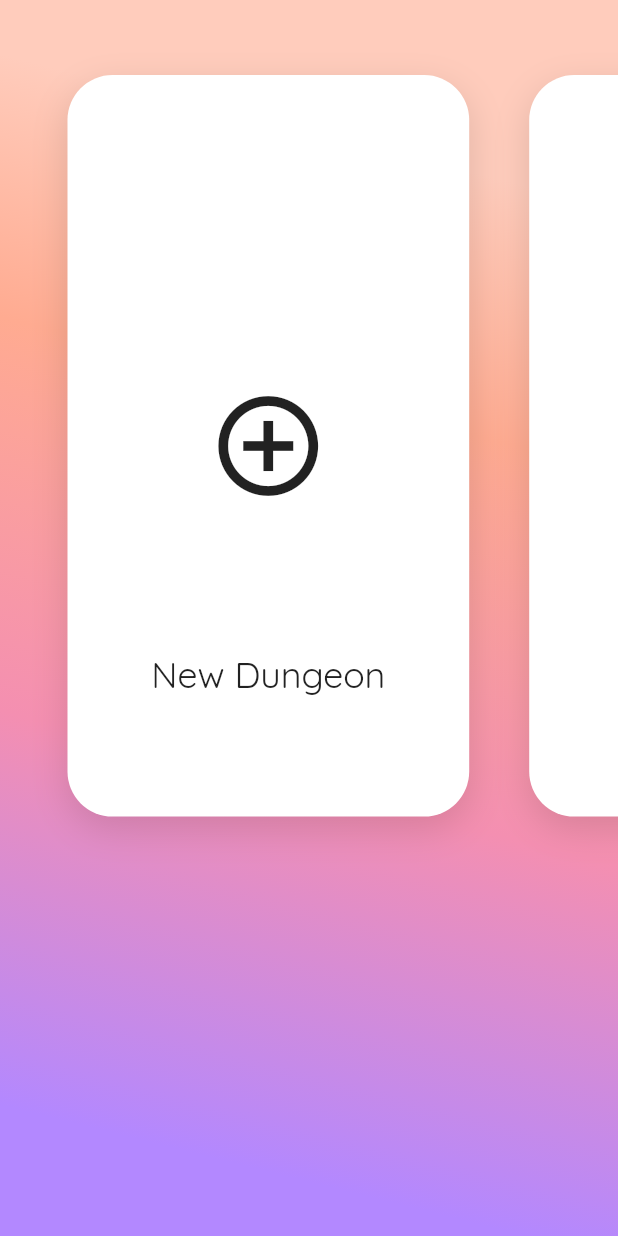
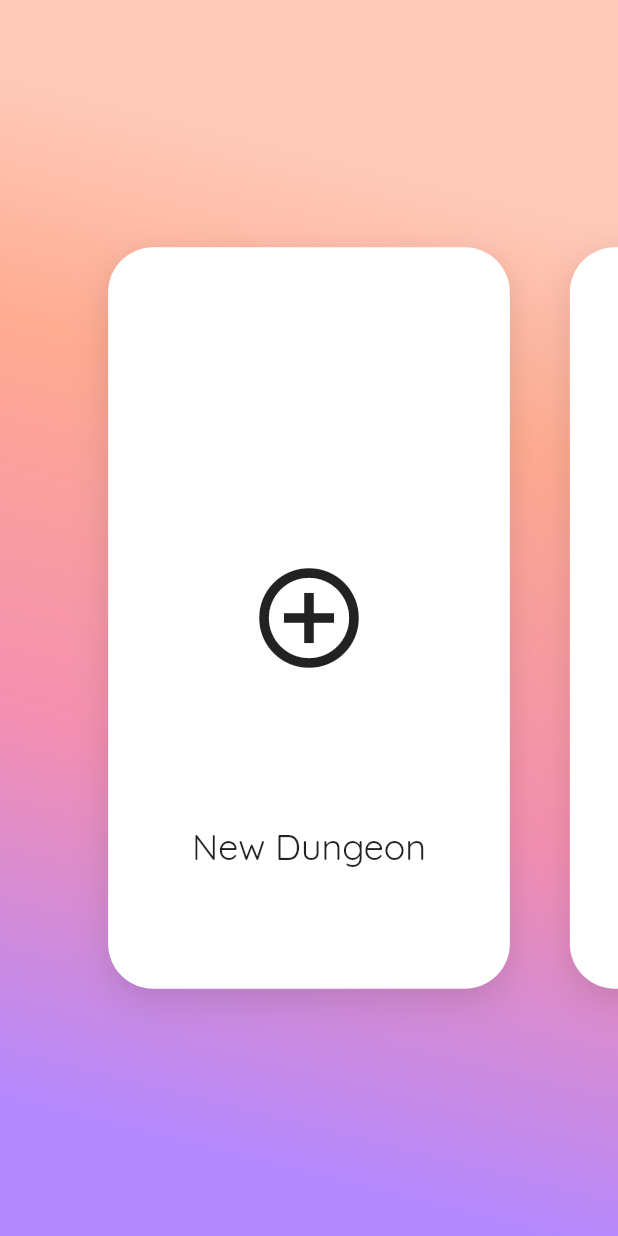
Before and after one commit to naunow/RandomDungeonGenerator, a Flutter app: the screen it shows after launch, on a phone screen of 412 x 824 dp. Run offline on Flutter 3.47's test engine with Material 2 defaults, Android fonts, the phone set to English and light mode, and no system bars.

```diff
--- a/lib/common_style.dart
+++ b/lib/common_style.dart
@@ -5,6 +5,10 @@ const kGradient = [Color(0xFFFFCCBC), Color(0xFFFFAB91), Color(0xFFF48FB1), Colo
 const kMainColor = Color(0xFFB388FF);
 const kBodyTextColor = Color(0xFF303030);
 final kShadowColor = Color(0xFF000000).withOpacity(.12);
+
+/// Stages
+const String stageCorners = 'corners';
+const String stageSingleCorners = "singleCorners";
 
 /// Label Text
 class LabelContainer extends StatelessWidget {
--- a/lib/main.dart
+++ b/lib/main.dart
@@ -1,9 +1,6 @@
 import 'package:flutter/material.dart';
 import 'package:flutter/rendering.dart';
-import 'package:randomdungeongenerator/dungeon.dart';
-import 'package:randomdungeongenerator/widget/dungeon_card.dart';
-import 'package:randomdungeongenerator/new_dungeon.dart';
-import 'common_style.dart';
+import 'package:randomdungeongenerator/screen/top_page.dart';
 
 void main() {
   debugPaintSizeEnabled = false;
@@ -25,53 +22,3 @@ class MyApp extends StatelessWidget {
     );
   }
 }
-
-class TopPage extends StatelessWidget {
-  @override
-  Widget build(BuildContext context) {
-    final size = MediaQuery.of(context).size;
-    return Container(
-      decoration: BoxDecoration(
-        gradient: LinearGradient(
-            begin: Alignment.topCenter,
-            end: Alignment.bottomLeft,
-            stops: [0.1, 0.3, 0.6, 0.9],
-            colors: kGradient),
-      ),
-      child: Scaffold(
-        backgroundColor: Colors.transparent,
-        body: SingleChildScrollView(
-          scrollDirection: Axis.horizontal,
-          child: Row(
-            children: <Widget>[
-              SizedBox(width: 25),
-              DungeonCard(
-                icon: Icons.add_circle_outline,
-                name: 'New Dungeon',
-                press: () {
-                  Navigator.push(context, MaterialPageRoute(builder: (context) {
-                    return NewDungeon();
-                  }));
-                },
-              ),
-              DungeonCard(
-                icon: Icons.landscape,
-                name: 'Large cave',
-                press: () {Navigator.push(context, MaterialPageRoute(builder: (context) {
-                  return DungeonPage(null);
-                }));},
-              ),
-              DungeonCard(
-                icon: Icons.style,
-                name: 'Forest',
-                press: () {Navigator.push(context, MaterialPageRoute(builder: (context) {
-                  return DungeonPage(null);
-                }));},
-              )
-            ],
-          ),
-        ),
-      ),
-    );
-  }
-}
--- /dev/null
+++ b/lib/screen/top_page.dart
@@ -0,0 +1,66 @@
+import 'package:flutter/material.dart';
+import 'package:randomdungeongenerator/widget/dungeon_card.dart';
+
+import '../common_style.dart';
+import 'dungeon_detail.dart';
+import 'dungeon_create.dart';
+
+class TopPage extends StatelessWidget {
+  @override
+  Widget build(BuildContext context) {
+    final size = MediaQuery.of(context).size;
+    return Container(
+      decoration: BoxDecoration(
+        gradient: LinearGradient(
+            begin: Alignment.topCenter,
+            end: Alignment.bottomLeft,
+            stops: [0.1, 0.3, 0.6, 0.9],
+            colors: kGradient),
+      ),
+      child: Scaffold(
+        backgroundColor: Colors.transparent,
+        body: SingleChildScrollView(
+          scrollDirection: Axis.horizontal,
+          child: Center(
+            child: Row(
+              children: <Widget>[
+                SizedBox(width: (size.width * .35) / 2 - 20),
+                DungeonCard(
+                  icon: Icons.add_circle_outline,
+                  name: 'New Dungeon',
+                  press: () {
+                    Navigator.push(context,
+                        MaterialPageRoute(builder: (context) {
+                          return NewDungeon();
+                        }));
+                  },
+                ),
+                DungeonCard(
+                  icon: Icons.landscape,
+                  name: 'Large cave',
+                  press: () {
+                    Navigator.push(context,
+                        MaterialPageRoute(builder: (context) {
+                          return DungeonPage(null);
+                        }));
+                  },
+                ),
+                DungeonCard(
+                  icon: Icons.style,
+                  name: 'Forest',
+                  press: () {
+                    Navigator.push(context,
+                        MaterialPageRoute(builder: (context) {
+                          return DungeonPage(null);
+                        }));
+                  },
+                ),
+                SizedBox(width: (size.width * .35) / 2 - 20),
+              ],
+            ),
+          ),
+        ),
+      ),
+    );
+  }
+}
--- a/lib/widget/dungeon_card.dart
+++ b/lib/widget/dungeon_card.dart
@@ -21,7 +21,7 @@ class DungeonCard extends StatelessWidget {
       alignment: Alignment.bottomCenter,
       width: size.width * .65,
       height: size.height * .60,
-      margin: EdgeInsets.symmetric(vertical: 50, horizontal: 20),
+      margin: EdgeInsets.symmetric(horizontal: 20),
       decoration: BoxDecoration(
           borderRadius: BorderRadius.all(Radius.circular(30.0)),
           color: Colors.white,
```
Also changed, not shown: lib/dungeon.dart (deleted, +0 -232 lines), lib/screen/dungeon_create.dart (renamed from lib/new_dungeon.dart, +4 -6 lines), lib/screen/dungeon_detail.dart (added, +276 -0 lines), lib/viewmodel/GridItem.dart (renamed from lib/model/GridItem.dart), lib/viewmodel/Monster.dart (renamed from lib/model/Monster.dart), lib/viewmodel/Object.dart (renamed from lib/model/Object.dart).
